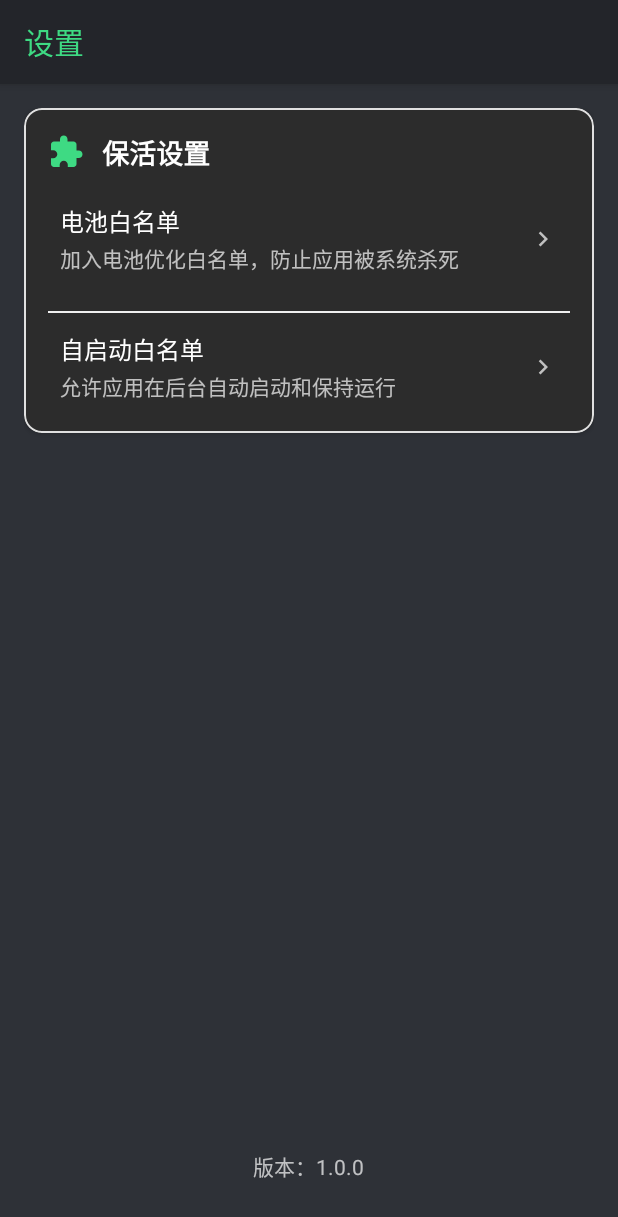
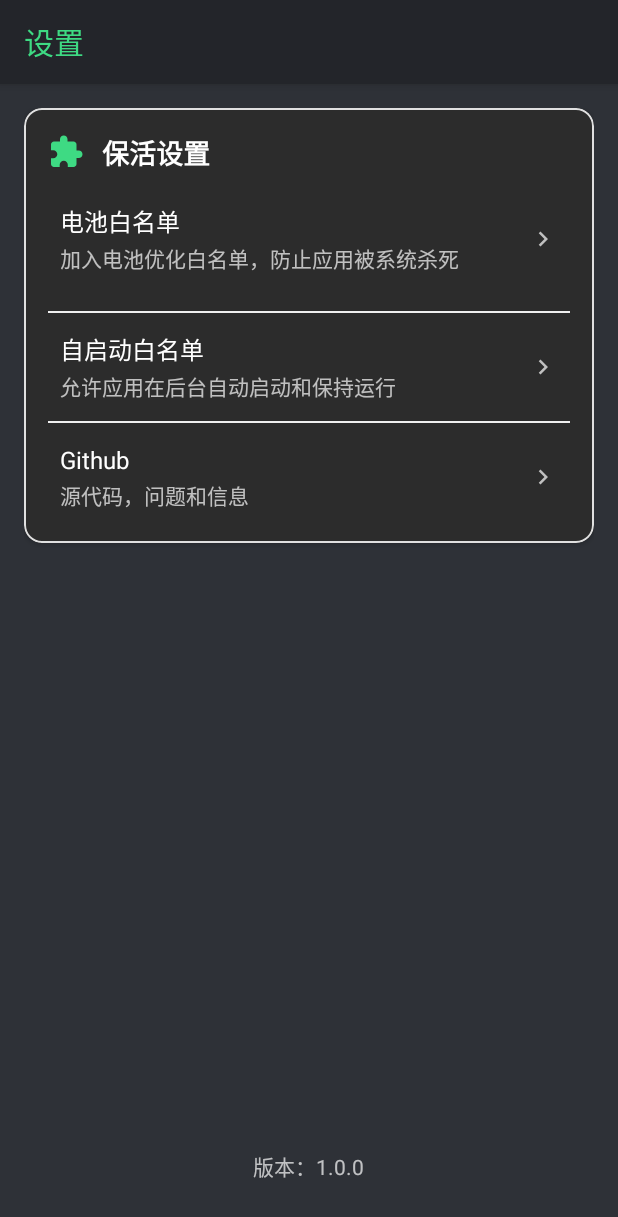
Before and after one commit to tetap/binance-alpha-auto-android, an Android app: the layout fragment_settings.xml on its own in the app's theme, with its tools: preview values and no code run, on a phone screen of 412 x 824 dp. Shown: the top 1217 px of the screen. Run offline under Robolectric (Android 15) with nearby library versions, the phone set to English and light mode, and no system bars.

Commit message:
添加github归属

```diff
--- a/app/src/main/res/layout/fragment_settings.xml
+++ b/app/src/main/res/layout/fragment_settings.xml
@@ -172,6 +172,57 @@
 
                     </LinearLayout>
 
+                    <!-- 分割线 -->
+                    <View
+                        android:layout_width="match_parent"
+                        android:layout_height="1dp"
+                        android:layout_marginVertical="8dp"
+                        android:background="#F0F0F0" />
+
+                    <LinearLayout
+                        android:id="@+id/layout_go_github"
+                        android:layout_width="match_parent"
+                        android:layout_height="wrap_content"
+                        android:background="?attr/selectableItemBackground"
+                        android:clickable="true"
+                        android:focusable="true"
+                        android:gravity="center_vertical"
+                        android:minHeight="56dp"
+                        android:orientation="horizontal"
+                        android:paddingHorizontal="8dp">
+
+                        <LinearLayout
+                            android:layout_width="0dp"
+                            android:layout_height="wrap_content"
+                            android:layout_weight="1"
+                            android:orientation="vertical">
+
+                            <TextView
+                                android:layout_width="wrap_content"
+                                android:layout_height="wrap_content"
+                                android:text="Github"
+                                android:textColor="@color/textColorPrimary"
+                                android:textSize="16sp" />
+
+                            <TextView
+                                android:layout_width="wrap_content"
+                                android:layout_height="wrap_content"
+                                android:layout_marginTop="2dp"
+                                android:text="源代码，问题和信息"
+                                android:textColor="@color/textColorSecondary"
+                                android:textSize="14sp" />
+
+                        </LinearLayout>
+
+                        <ImageView
+                            android:layout_width="20dp"
+                            android:layout_height="20dp"
+                            android:layout_marginStart="16dp"
+                            android:src="@drawable/ic_arrow_forward"
+                            app:tint="@color/textColorSecondary" />
+
+                    </LinearLayout>
+
                 </LinearLayout>
 
             </LinearLayout>
@@ -204,4 +255,6 @@
         </LinearLayout>
 
     </LinearLayout>
+
+
 </LinearLayout>
--- a/assistsxkit/src/main/java/com/ven/assistsxkit/ui/fragment/SettingsFragment.kt
+++ b/assistsxkit/src/main/java/com/ven/assistsxkit/ui/fragment/SettingsFragment.kt
@@ -50,6 +50,14 @@ open class SettingsFragment : Fragment() {
         // 自启动白名单点击
         binding.layoutAutostartWhitelist.setOnClickListener {
             requestAutostartPermission()
+        }
+
+        // 跳转github
+        binding.layoutGoGithub.setOnClickListener {
+            // 打开浏览器跳转github
+            val intent = Intent(Intent.ACTION_VIEW)
+            intent.data = "https://github.com/tetap/binance-alpha-auto-android".toUri()
+            startActivity(intent)
         }
     }
 
--- a/assistsxkit/src/main/res/layout/fragment_settings.xml
+++ b/assistsxkit/src/main/res/layout/fragment_settings.xml
@@ -172,6 +172,57 @@
 
                     </LinearLayout>
 
+                    <!-- 分割线 -->
+                    <View
+                        android:layout_width="match_parent"
+                        android:layout_height="1dp"
+                        android:layout_marginVertical="8dp"
+                        android:background="#F0F0F0" />
+
+                    <LinearLayout
+                        android:id="@+id/layout_go_github"
+                        android:layout_width="match_parent"
+                        android:layout_height="wrap_content"
+                        android:background="?attr/selectableItemBackground"
+                        android:clickable="true"
+                        android:focusable="true"
+                        android:gravity="center_vertical"
+                        android:minHeight="56dp"
+                        android:orientation="horizontal"
+                        android:paddingHorizontal="8dp">
+
+                        <LinearLayout
+                            android:layout_width="0dp"
+                            android:layout_height="wrap_content"
+                            android:layout_weight="1"
+                            android:orientation="vertical">
+
+                            <TextView
+                                android:layout_width="wrap_content"
+                                android:layout_height="wrap_content"
+                                android:text="Github"
+                                android:textColor="@color/textColorPrimary"
+                                android:textSize="16sp" />
+
+                            <TextView
+                                android:layout_width="wrap_content"
+                                android:layout_height="wrap_content"
+                                android:layout_marginTop="2dp"
+                                android:text="源代码，问题和信息"
+                                android:textColor="@color/textColorSecondary"
+                                android:textSize="14sp" />
+
+                        </LinearLayout>
+
+                        <ImageView
+                            android:layout_width="20dp"
+                            android:layout_height="20dp"
+                            android:layout_marginStart="16dp"
+                            android:src="@drawable/ic_arrow_forward"
+                            app:tint="@color/textColorSecondary" />
+
+                    </LinearLayout>
+
                 </LinearLayout>
 
             </LinearLayout>
```
